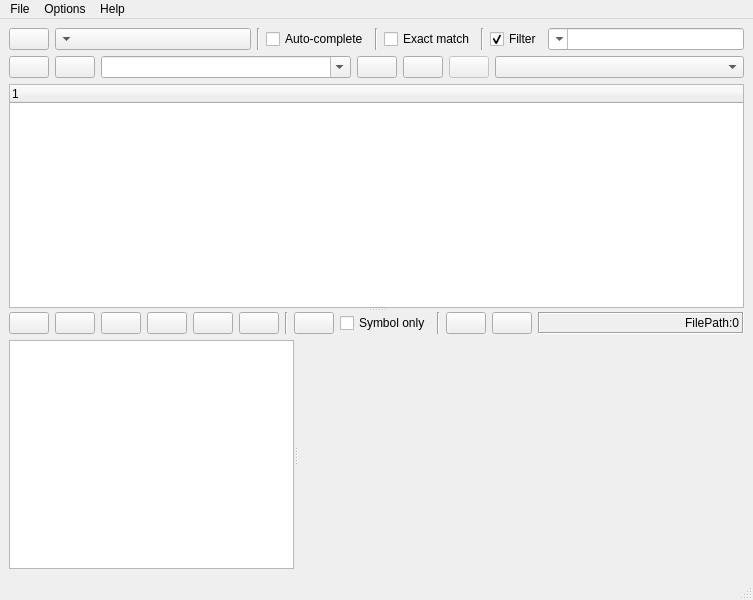
Qt form gui/ui/mainWindow.ui (ruben2020/codequery) before a commit.
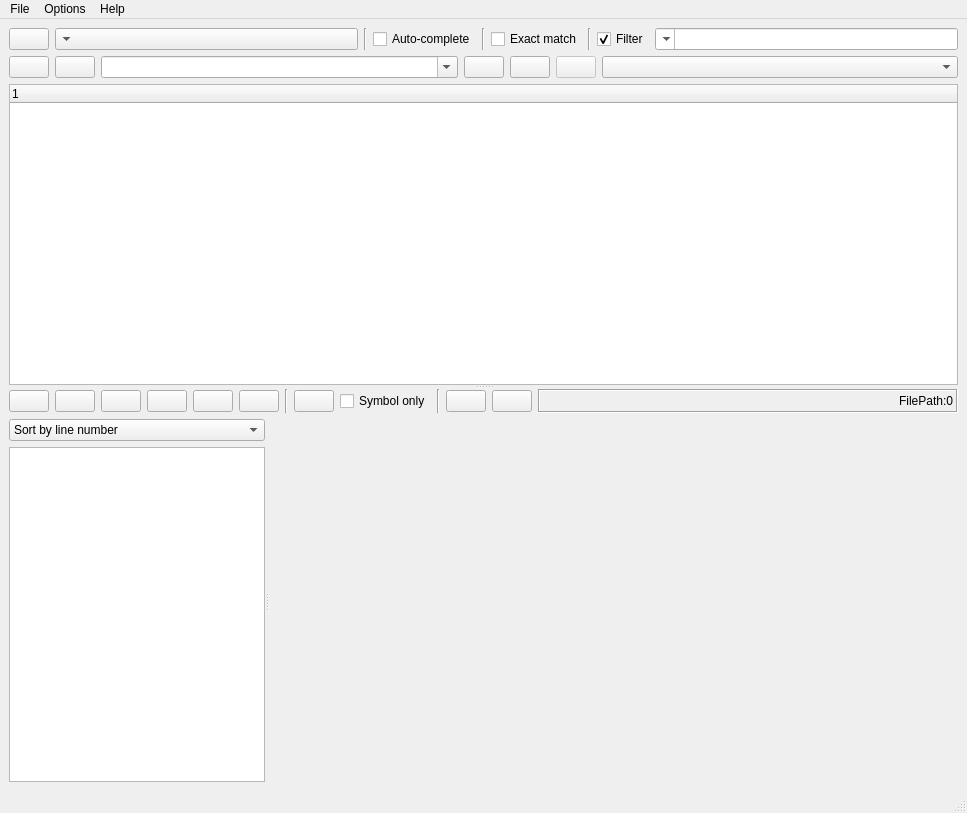
The same form after that commit. Icons and pictures are not drawn. Custom widgets are drawn as their Qt base class.

Commit message: Added sort buttons to UI for functions list - not working yet

The edit to the form file:
```diff
--- a/gui/ui/mainWindow.ui
+++ b/gui/ui/mainWindow.ui
@@ -6,8 +6,8 @@
    <rect>
     <x>0</x>
     <y>0</y>
-    <width>753</width>
-    <height>600</height>
+    <width>967</width>
+    <height>813</height>
    </rect>
   </property>
   <property name="windowTitle">
@@ -18,9 +18,7 @@
     <normaloff>:/mainwindow/images/logo.png</normaloff>:/mainwindow/images/logo.png</iconset>
   </property>
   <widget class="QWidget" name="centralwidget">
-   <layout class="QHBoxLayout" name="horizontalLayout_4">
-    <item>
-     <layout class="QVBoxLayout" name="verticalLayout_2">
+   <layout class="QVBoxLayout" name="verticalLayout_3">
       <item>
        <layout class="QHBoxLayout" name="horizontalLayout">
         <item>
@@ -327,8 +325,8 @@
           </property>
          </column>
         </widget>
-        <widget class="QWidget" name="layoutWidget">
-         <layout class="QVBoxLayout" name="verticalLayout">
+      <widget class="QWidget" name="layoutWidget1">
+       <layout class="QVBoxLayout" name="verticalLayout_2">
           <item>
            <layout class="QHBoxLayout" name="horizontalLayout_3">
             <item>
@@ -568,7 +566,7 @@
             <item>
              <widget class="QLabel" name="labelFilePath">
               <property name="sizePolicy">
-               <sizepolicy hsizetype="Expanding" vsizetype="Preferred">
+             <sizepolicy hsizetype="Expanding" vsizetype="Fixed">
                 <horstretch>0</horstretch>
                 <verstretch>0</verstretch>
                </sizepolicy>
@@ -583,7 +581,7 @@
                <string>FilePath:0</string>
               </property>
               <property name="alignment">
-               <set>Qt::AlignRight|Qt::AlignTrailing|Qt::AlignVCenter</set>
+             <set>Qt::AlignBottom|Qt::AlignRight|Qt::AlignTrailing</set>
               </property>
               <property name="textInteractionFlags">
                <set>Qt::LinksAccessibleByMouse|Qt::TextSelectableByKeyboard|Qt::TextSelectableByMouse</set>
@@ -594,15 +592,32 @@
           </item>
           <item>
            <widget class="QSplitter" name="splitter">
-            <property name="sizePolicy">
-             <sizepolicy hsizetype="Expanding" vsizetype="Expanding">
-              <horstretch>0</horstretch>
-              <verstretch>0</verstretch>
-             </sizepolicy>
-            </property>
             <property name="orientation">
              <enum>Qt::Horizontal</enum>
             </property>
+          <widget class="QWidget" name="layoutWidget2">
+           <layout class="QVBoxLayout" name="verticalLayout">
+            <item>
+             <widget class="QComboBox" name="comboBoxFuncListSort">
+              <property name="maxCount">
+               <number>100</number>
+              </property>
+              <property name="insertPolicy">
+               <enum>QComboBox::NoInsert</enum>
+              </property>
+              <item>
+               <property name="text">
+                <string>Sort by line number</string>
+               </property>
+              </item>
+              <item>
+               <property name="text">
+                <string>Sort by name</string>
+               </property>
+              </item>
+             </widget>
+            </item>
+            <item>
             <widget class="QListWidget" name="listWidgetFunc">
              <property name="sizePolicy">
               <sizepolicy hsizetype="Expanding" vsizetype="Expanding">
@@ -611,6 +626,9 @@
               </sizepolicy>
              </property>
             </widget>
+            </item>
+           </layout>
+          </widget>
             <widget class="QsciScintilla" name="textEditSource">
              <property name="sizePolicy">
               <sizepolicy hsizetype="Expanding" vsizetype="Expanding">
@@ -632,15 +650,13 @@
        </widget>
       </item>
      </layout>
-    </item>
-   </layout>
   </widget>
   <widget class="QMenuBar" name="menubar">
    <property name="geometry">
     <rect>
      <x>0</x>
      <y>0</y>
-     <width>753</width>
+     <width>967</width>
      <height>28</height>
     </rect>
    </property>
```
Left out of the diff: 8 changed lines with no effect on the pictures. Lines whose indentation alone changed are shown as unchanged.
